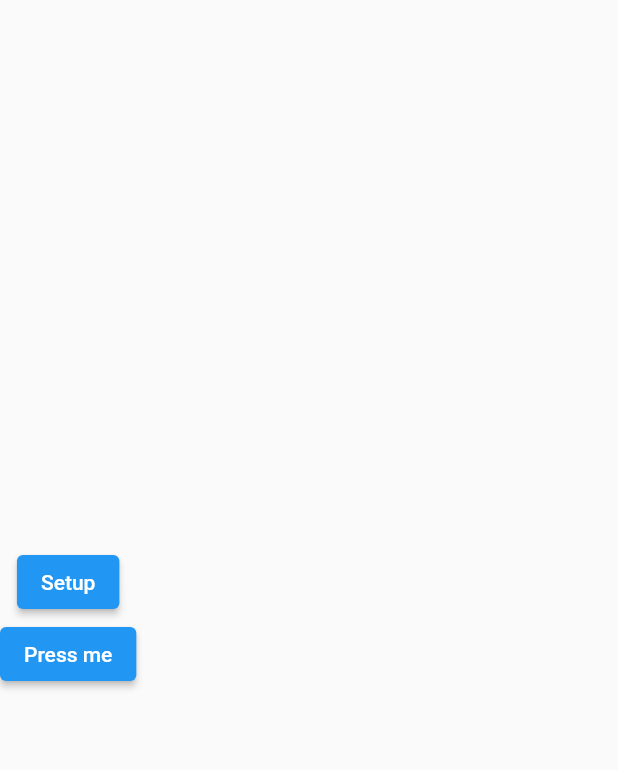
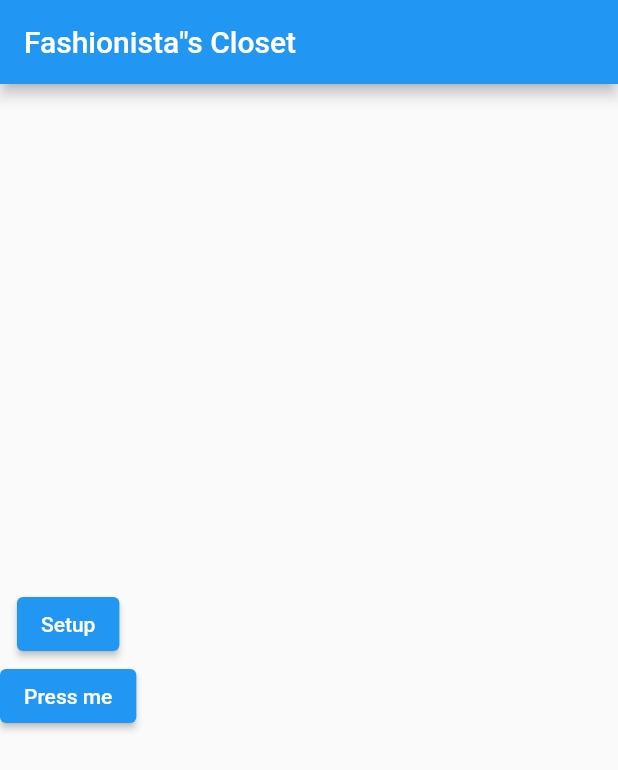
Before and after one commit to Zhorenty/articles, a Flutter app: the screen it shows after launch, after a tap on "Setup", on a phone screen of 412 x 824 dp. Shown: the top 770 px of the screen. Run offline on Flutter 3.47's test engine with Material 2 defaults, Android fonts, the phone set to English and light mode, and no system bars; our stand-ins replace bloc, equatable.

Commit message:
initial commit(Closet App)

```diff
--- /dev/null
+++ b/lib/features/closet/domain/entities/errors.dart
@@ -0,0 +1,5 @@
+class ClosetError {
+  ClosetError({this.message});
+
+  String? message;
+}
--- /dev/null
+++ b/lib/features/closet/presentation/bloc/closet_bloc.dart
@@ -0,0 +1,13 @@
+import 'package:bloc/bloc.dart';
+import 'package:equatable/equatable.dart';
+
+part 'closet_event.dart';
+part 'closet_state.dart';
+
+class ClosetBloc extends Bloc<ClosetEvent, ClosetState> {
+  ClosetBloc() : super(ClosetInitial()) {
+    on<ClosetEvent>((event, emit) {
+      // TODO: implement event handler
+    });
+  }
+}
--- a/lib/main.dart
+++ b/lib/main.dart
@@ -1,11 +1,6 @@
 import 'package:flutter/material.dart';
-import 'package:hive_flutter/hive_flutter.dart';
-import 'package:new_udemy_course/model.dart';
 
 void main() async {
-  await Hive.initFlutter();
-  Hive.registerAdapter(UserAdapter());
-  Hive.registerAdapter(PetAdapter());
   runApp(const MyApp());
 }
 
@@ -22,25 +17,23 @@ class MyApp extends StatelessWidget {
 
 class MyHomePage extends StatelessWidget {
   MyHomePage({Key? key}) : super(key: key);
-  final model = HiveModel();
   @override
   Widget build(BuildContext context) {
     return Scaffold(
+      appBar: AppBar(
+        title: const Text('Fashionista"s Closet'),
+      ),
       body: Column(
         mainAxisAlignment: MainAxisAlignment.center,
         crossAxisAlignment: CrossAxisAlignment.center,
         children: [
           ElevatedButton(
             child: const Text('Setup'),
-            onPressed: () {
-              model.setup;
-            },
+            onPressed: () {},
           ),
           ElevatedButton(
             child: const Text('Press me'),
-            onPressed: () {
-              model.doSome;
-            },
+            onPressed: () {},
           ),
         ],
       ),
--- a/lib/model.dart
+++ /dev/null
@@ -1,79 +0,0 @@
-// ignore_for_file: public_member_api_docs, sort_constructors_first
-import 'package:hive/hive.dart';
-import 'package:hive_flutter/hive_flutter.dart';
-
-part 'model.g.dart';
-
-class HiveModel {
-  Future<Box<Future>>? userBox;
-
-  void setup() {
-    final userBox = Hive.openBox<User>('user_box');
-    userBox.then((box) {
-      box.listenable().addListener(() {
-        print(box.values);
-      });
-    });
-  }
-
-  void doSome() async {
-    final box = await userBox;
-    final user = User(name: 'Zhora', age: 19);
-    await box?.add(user as Future);
-
-    // var box = await Hive.openBox<User>('userBox');
-    // var petBox = await Hive.openBox<Pet>('petBox');
-    // final pet = Pet(name: 'pushok');
-    // petBox.add(pet);
-    // final pets = HiveList(petBox, objects: [pet]);
-    // var user = User(name: 'Zhora', age: 19, pets: pets);
-    // await box.put('user', user);
-    // print(box.values);
-
-    // const secureStorage = FlutterSecureStorage();
-    // final containsEncryptionKey = await secureStorage.containsKey(key: 'key');
-
-    // if (!containsEncryptionKey) {
-    //   final key = Hive.generateSecureKey();
-    //   await secureStorage.write(key: 'key', value: base64UrlEncode(key));
-    // }
-
-    // final key = await secureStorage.read(key: 'key');
-    // var encryptionKey = base64Url.decode(key!);
-
-    // final encryptedBox = await Hive.openBox<String>(
-    //   'vaultBox',
-    //   encryptionCipher: HiveAesCipher(encryptionKey),
-    // );
-    // encryptedBox.put('secret', 'Hive is cool');
-    // print(encryptedBox.get('secret'));
-  }
-}
-
-@HiveType(typeId: 0)
-class User extends HiveObject {
-  @HiveField(0)
-  String name;
-
-  @HiveField(1)
-  int age;
-
-  @HiveField(2)
-  HiveList<Pet>? pets;
-
-  User({required this.name, required this.age, this.pets});
-
-  @override
-  String toString() => 'Name: $name, Age: $age, pets: $pets';
-}
-
-@HiveType(typeId: 1)
-class Pet extends HiveObject {
-  @HiveField(0)
-  String name;
-
-  Pet({required this.name});
-
-  @override
-  String toString() => 'Name: $name';
-}
```
Also changed, not shown: lib/artem.dart (deleted, +0 -55 lines), lib/features/closet/presentation/bloc/closet_event.dart (added, +8 -0 lines), lib/features/closet/presentation/bloc/closet_state.dart (added, +9 -0 lines), lib/model.g.dart (deleted), lib/widget.dart (deleted).
